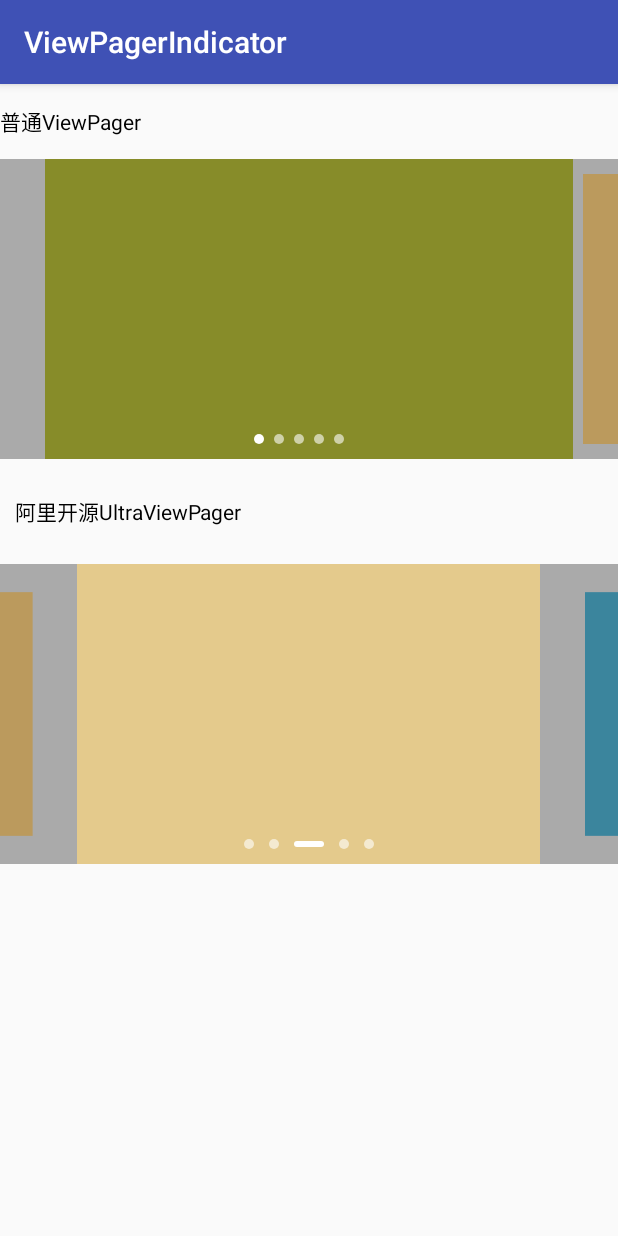
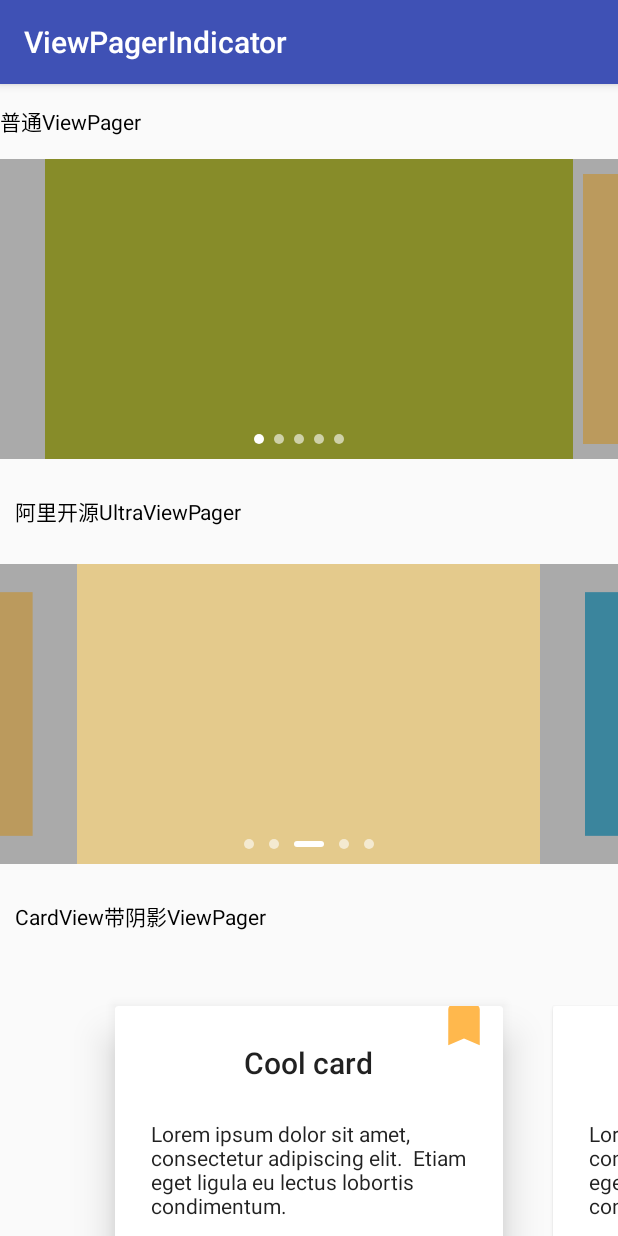
Before and after one commit to bingoloves/ViewPagerIndicator, an Android app: the screen it shows after launch (MainActivity), on a phone screen of 412 x 824 dp. Run offline under Robolectric (Android 15) with nearby library versions, the phone set to English and light mode, and no system bars; our stand-ins replace ButterKnife.

Commit message:
新增CardView的带阴影效果的ViewPager

```diff
--- a/app/build.gradle
+++ b/app/build.gradle
@@ -21,6 +21,7 @@ android {
 dependencies {
     implementation fileTree(dir: 'libs', include: ['*.jar'])
     implementation 'com.android.support:appcompat-v7:28.0.0'
+    implementation 'com.android.support:cardview-v7:28.0.0'
     implementation 'com.android.support.constraint:constraint-layout:1.0.2'
     testImplementation 'junit:junit:4.12'
     androidTestImplementation 'com.android.support.test:runner:0.5'
--- a/app/src/main/java/cn/cqs/demo/MainActivity.java
+++ b/app/src/main/java/cn/cqs/demo/MainActivity.java
@@ -18,6 +18,8 @@ import java.util.Random;
 
 import butterknife.BindView;
 import butterknife.ButterKnife;
+import cn.cqs.cardview.ShadowAdapterImpl;
+import cn.cqs.cardview.ShadowTransformer;
 import cn.cqs.indicator.UIndicator;
 
 public class MainActivity extends AppCompatActivity {
@@ -31,6 +33,9 @@ public class MainActivity extends AppCompatActivity {
     UltraViewPager ultraViewPager;
     @BindView(R.id.indicator2)
     UIndicator indicator2;
+    //带阴影的ViewPager
+    @BindView(R.id.shadow_viewPager)
+    ViewPager shadowViewPager;
 
 
     @Override
@@ -54,6 +59,25 @@ public class MainActivity extends AppCompatActivity {
 //        ultraViewPager.setItemRatio(1.0f);
 //        ultraViewPager.setAutoMeasureHeight(true);
         ultraViewPager.setPageTransformer(false, new UltraScaleTransformer());
+
+        ShadowAdapterImpl shadowAdapter = new ShadowAdapterImpl<String>() {
+            @Override
+            public int getLayoutId() {
+                return R.layout.layout_cardview_item;
+            }
+
+            @Override
+            public void bindView(String item, View view) {
+
+            }
+        };
+        shadowAdapter.addCardItem("");
+        shadowAdapter.addCardItem("");
+        shadowAdapter.addCardItem("");
+        shadowAdapter.addCardItem("");
+        ShadowTransformer mCardShadowTransformer = new ShadowTransformer(shadowViewPager, shadowAdapter);
+        shadowViewPager.setAdapter(shadowAdapter);
+        shadowViewPager.setPageTransformer(false, mCardShadowTransformer);
     }
     public List<View> getList() {
         List<View> list = new ArrayList<>();
--- /dev/null
+++ b/app/src/main/res/drawable/ic_bookmark_24dp.xml
@@ -0,0 +1,9 @@
+<vector xmlns:android="http://schemas.android.com/apk/res/android"
+        android:width="36dp"
+        android:height="36dp"
+        android:viewportWidth="24.0"
+        android:viewportHeight="24.0">
+    <path
+        android:fillColor="#ffffb84d"
+        android:pathData="M17,3H7c-1.1,0 -1.99,0.9 -1.99,2L5,21l7,-3 7,3V5c0,-1.1 -0.9,-2 -2,-2z"/>
+</vector>
--- a/app/src/main/res/layout/activity_main.xml
+++ b/app/src/main/res/layout/activity_main.xml
@@ -1,11 +1,14 @@
 <?xml version="1.0" encoding="utf-8"?>
-<LinearLayout xmlns:android="http://schemas.android.com/apk/res/android"
+<ScrollView xmlns:android="http://schemas.android.com/apk/res/android"
     xmlns:tools="http://schemas.android.com/tools"
+    xmlns:app="http://schemas.android.com/apk/res-auto"
     android:layout_width="match_parent"
     android:layout_height="match_parent"
-    xmlns:app="http://schemas.android.com/apk/res-auto"
-    android:orientation="vertical"
     tools:context="cn.cqs.demo.MainActivity">
+    <LinearLayout
+        android:layout_width="match_parent"
+        android:layout_height="wrap_content"
+        android:orientation="vertical">
         <TextView
             android:layout_width="wrap_content"
             android:layout_height="50dp"
@@ -71,4 +74,21 @@
                 app:spacing="10dp"
                 app:style="circle_rect" />
         </FrameLayout>
+        <TextView
+            android:layout_width="wrap_content"
+            android:layout_height="50dp"
+            android:gravity="center"
+            android:layout_margin="10dp"
+            android:textColor="@android:color/black"
+            android:text="CardView带阴影ViewPager"/>
+        <android.support.v4.view.ViewPager
+            android:id="@+id/shadow_viewPager"
+            android:layout_width="match_parent"
+            android:layout_height="260dp"
+            android:clipToPadding="false"
+            android:overScrollMode="never"
+            android:paddingLeft="60dp"
+            android:paddingRight="60dp" />
     </LinearLayout>
+
+</ScrollView>
--- /dev/null
+++ b/app/src/main/res/layout/layout_cardview_item.xml
@@ -0,0 +1,53 @@
+<?xml version="1.0" encoding="utf-8"?>
+<android.support.v7.widget.CardView xmlns:android="http://schemas.android.com/apk/res/android"
+    xmlns:app="http://schemas.android.com/apk/res-auto"
+    android:id="@+id/cardView"
+    android:layout_width="match_parent"
+    android:layout_height="wrap_content"
+    android:layout_gravity="center"
+    app:cardUseCompatPadding="true">
+    <FrameLayout
+        android:layout_width="match_parent"
+        android:layout_height="wrap_content">
+        <LinearLayout
+            android:layout_width="match_parent"
+            android:layout_height="wrap_content"
+            android:gravity="center"
+            android:orientation="vertical"
+            android:padding="24dp">
+
+            <TextView
+                android:id="@+id/titleTextView"
+                style="@style/TextAppearance.AppCompat.Title"
+                android:layout_width="wrap_content"
+                android:layout_height="wrap_content"
+                android:text="Cool card"/>
+
+            <TextView
+                android:id="@+id/contentTextView"
+                style="@style/TextAppearance.AppCompat.Body1"
+                android:layout_width="wrap_content"
+                android:layout_height="wrap_content"
+                android:layout_marginTop="24dp"
+                android:text="Lorem ipsum dolor sit amet, consectetur adipiscing elit.  Etiam eget ligula eu lectus lobortis condimentum."/>
+
+            <Button
+                android:layout_width="match_parent"
+                android:layout_height="wrap_content"
+                android:layout_marginTop="24dp"
+                style="@style/Base.Widget.AppCompat.Button.Colored"
+                android:colorButtonNormal="@color/colorAccent"
+                android:textAllCaps="false"
+                android:padding="4dp"
+                android:text="Button" />
+        </LinearLayout>
+        <ImageView
+            android:layout_width="wrap_content"
+            android:layout_height="wrap_content"
+            android:layout_gravity="top|end"
+            android:layout_marginEnd="8dp"
+            android:layout_marginRight="8dp"
+            android:layout_marginTop="-5dp"
+            android:src="@drawable/ic_bookmark_24dp" />
+    </FrameLayout>
+</android.support.v7.widget.CardView>
--- a/indicator/build.gradle
+++ b/indicator/build.gradle
@@ -27,4 +27,5 @@ dependencies {
     implementation fileTree(dir: 'libs', include: ['*.jar'])
     implementation 'com.android.support:appcompat-v7:28.0.0'
     implementation 'com.android.support:recyclerview-v7:28.0.0'
+    implementation 'com.android.support:cardview-v7:28.0.0'
 }
--- /dev/null
+++ b/indicator/src/main/java/cn/cqs/cardview/IShadowAdapter.java
@@ -0,0 +1,21 @@
+package cn.cqs.cardview;
+
+import android.support.v7.widget.CardView;
+import android.view.View;
+
+/**
+ * Created by bingo on 2021/1/5.
+ *
+ * @Author: bingo
+ * @Email: 657952166@qq.com
+ * @Description: 类作用描述
+ * @UpdateUser: 更新者
+ * @UpdateDate: 2021/1/5
+ */
+
+public interface IShadowAdapter {
+    int MAX_ELEVATION_FACTOR = 8;
+    float getBaseElevation();
+    View getCardViewAt(int position);
+    int getCount();
+}
--- /dev/null
+++ b/indicator/src/main/java/cn/cqs/cardview/ShadowAdapterImpl.java
@@ -0,0 +1,87 @@
+package cn.cqs.cardview;
+
+import android.support.v4.view.PagerAdapter;
+import android.support.v7.widget.CardView;
+import android.view.LayoutInflater;
+import android.view.View;
+import android.view.ViewGroup;
+import android.widget.TextView;
+
+import java.util.ArrayList;
+import java.util.List;
+
+public abstract class ShadowAdapterImpl<T> extends PagerAdapter implements IShadowAdapter {
+
+    private List<View> mViews;
+    private List<T> mData;
+    private float mBaseElevation;
+
+    public ShadowAdapterImpl() {
+        mData = new ArrayList<>();
+        mViews = new ArrayList<>();
+    }
+
+    public void addCardItem(T item) {
+        mViews.add(null);
+        mData.add(item);
+    }
+
+    /**
+     * 提供布局Id
+     * @return
+     */
+    public abstract int getLayoutId();
+
+    /**
+     * 数据绑定
+     * @param item
+     * @param view
+     */
+    public abstract void bindView(T item, View view);
+
+    public float getBaseElevation() {
+        return mBaseElevation;
+    }
+
+    @Override
+    public View getCardViewAt(int position) {
+        return mViews.get(position);
+    }
+
+    @Override
+    public int getCount() {
+        return mData.size();
+    }
+
+    @Override
+    public boolean isViewFromObject(View view, Object object) {
+        return view == object;
+    }
+
+    @Override
+    public Object instantiateItem(ViewGroup container, int position) {
+        View view = LayoutInflater.from(container.getContext()).inflate(getLayoutId(), container, false);
+        container.addView(view);
+        bindView(mData.get(position), view);
+        setCardViewConfig(view,position);
+        return view;
+    }
+    public void setCardViewConfig(View view,int position){
+        if (view != null){
+            if (view instanceof CardView){
+                CardView cardView = (CardView) view;
+                if (mBaseElevation == 0) {
+                    mBaseElevation = cardView.getCardElevation();
+                }
+                cardView.setMaxCardElevation(mBaseElevation * MAX_ELEVATION_FACTOR);
+            }
+            mViews.set(position, view);
+        }
+    }
+
+    @Override
+    public void destroyItem(ViewGroup container, int position, Object object) {
+        container.removeView((View) object);
+        mViews.set(position, null);
+    }
+}
--- /dev/null
+++ b/indicator/src/main/java/cn/cqs/cardview/ShadowTransformer.java
@@ -0,0 +1,113 @@
+package cn.cqs.cardview;
+
+import android.support.v4.view.ViewPager;
+import android.support.v7.widget.CardView;
+import android.view.View;
+
+
+public class ShadowTransformer implements ViewPager.OnPageChangeListener, ViewPager.PageTransformer {
+
+    private ViewPager mViewPager;
+    private IShadowAdapter mAdapter;
+    private float mLastOffset;
+    private boolean mScalingEnabled;
+
+    public ShadowTransformer(ViewPager viewPager, IShadowAdapter adapter) {
+        mViewPager = viewPager;
+        viewPager.addOnPageChangeListener(this);
+        mAdapter = adapter;
+    }
+
+    public void enableScaling(boolean enable) {
+        if (mScalingEnabled && !enable) {
+            // shrink main card
+            View currentCard = mAdapter.getCardViewAt(mViewPager.getCurrentItem());
+            if (currentCard != null) {
+                currentCard.animate().scaleY(1);
+                currentCard.animate().scaleX(1);
+            }
+        }else if(!mScalingEnabled && enable){
+            // grow main card
+            View currentCard = mAdapter.getCardViewAt(mViewPager.getCurrentItem());
+            if (currentCard != null) {
+                currentCard.animate().scaleY(1.1f);
+                currentCard.animate().scaleX(1.1f);
+            }
+        }
+        mScalingEnabled = enable;
+    }
+
+    @Override
+    public void transformPage(View page, float position) {
+
+    }
+
+    @Override
+    public void onPageScrolled(int position, float positionOffset, int positionOffsetPixels) {
+        int realCurrentPosition;
+        int nextPosition;
+        float baseElevation = mAdapter.getBaseElevation();
+        float realOffset;
+        boolean goingLeft = mLastOffset > positionOffset;
+
+        // If we're going backwards, onPageScrolled receives the last position
+        // instead of the current one
+        if (goingLeft) {
+            realCurrentPosition = position + 1;
+            nextPosition = position;
+            realOffset = 1 - positionOffset;
+        } else {
+            nextPosition = position + 1;
+            realCurrentPosition = position;
+            realOffset = positionOffset;
+        }
+
+        // Avoid crash on overscroll
+        if (nextPosition > mAdapter.getCount() - 1
+                || realCurrentPosition > mAdapter.getCount() - 1) {
+            return;
+        }
+
+        View currentCard = mAdapter.getCardViewAt(realCurrentPosition);
+
+        // This might be null if a fragment is being used
+        // and the views weren't created yet
+        if (currentCard != null) {
+            if (mScalingEnabled) {
+                currentCard.setScaleX((float) (1 + 0.1 * (1 - realOffset)));
+                currentCard.setScaleY((float) (1 + 0.1 * (1 - realOffset)));
+            }
+            if (currentCard instanceof CardView){
+                ((CardView)currentCard).setCardElevation((baseElevation + baseElevation
+                        * (IShadowAdapter.MAX_ELEVATION_FACTOR - 1) * (1 - realOffset)));
+            }
+        }
+
+        View nextCard = mAdapter.getCardViewAt(nextPosition);
+
+        // We might be scrolling fast enough so that the next (or previous) card
+        // was already destroyed or a fragment might not have been created yet
+        if (nextCard != null) {
+            if (mScalingEnabled) {
+                nextCard.setScaleX((float) (1 + 0.1 * (realOffset)));
+                nextCard.setScaleY((float) (1 + 0.1 * (realOffset)));
+            }
+            if (nextCard instanceof CardView){
+                ((CardView)nextCard).setCardElevation((baseElevation + baseElevation
+                        * (IShadowAdapter.MAX_ELEVATION_FACTOR - 1) * (realOffset)));
+            }
+        }
+
+        mLastOffset = positionOffset;
+    }
+
+    @Override
+    public void onPageSelected(int position) {
+
+    }
+
+    @Override
+    public void onPageScrollStateChanged(int state) {
+
+    }
+}
```
Lines whose indentation alone changed are shown as unchanged.
